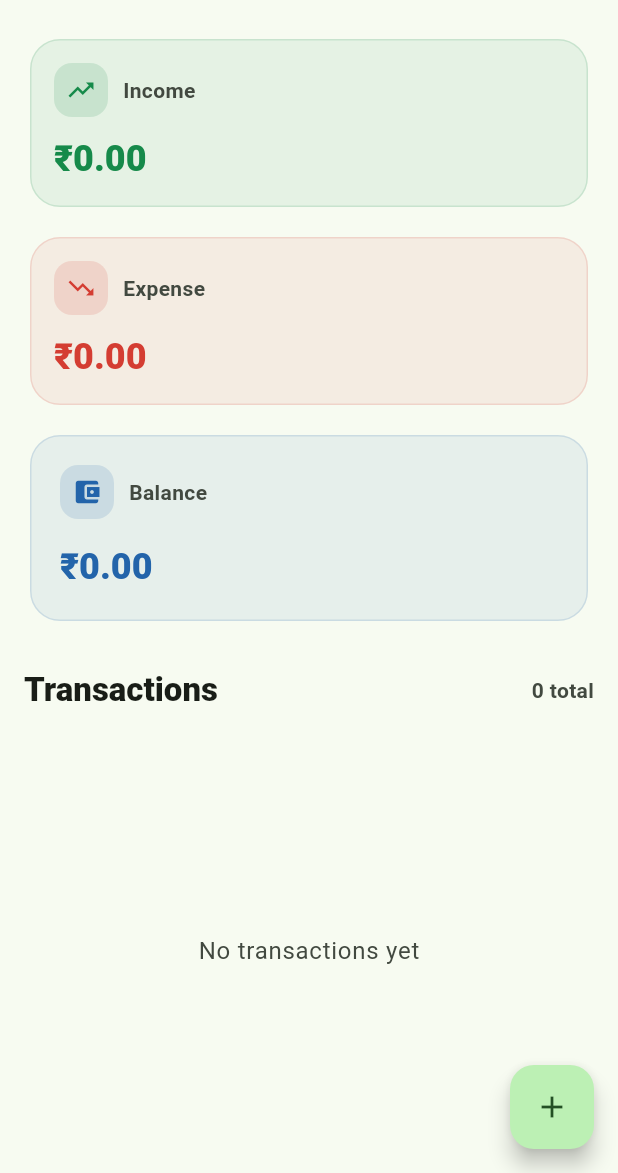
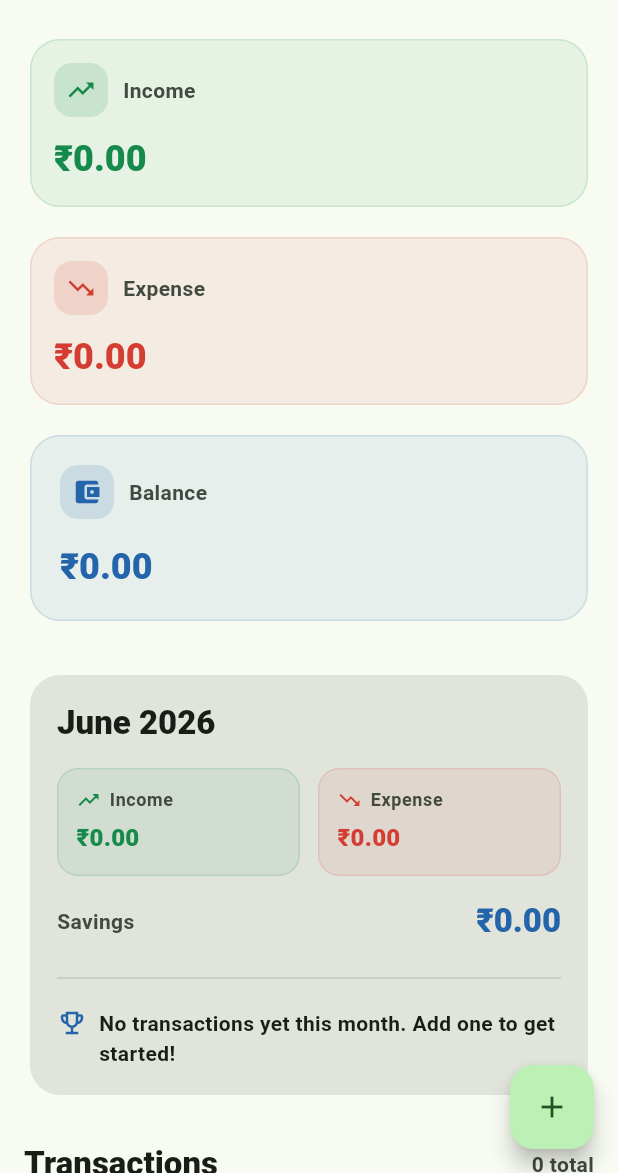
Before and after one commit to RiyaSingh-77/money_buddy, a Flutter app: the screen it shows after launch, on a phone screen of 412 x 824 dp, the part 63-1236 px from its top. Run offline on Flutter 3.47's test engine with Material 3 defaults, Android fonts, the phone set to English and light mode, and no system bars; our stand-ins replace fl_chart, hive, hive_flutter; accounts and stored records are empty.

Commit message:
Added transactions breakdown for various categories of expenses

```diff
--- a/lib/screens/home_screen.dart
+++ b/lib/screens/home_screen.dart
@@ -5,6 +5,7 @@ import '../models/transaction_model.dart';
 import '../providers/transaction_provider.dart';
 import 'add_transaction_screen.dart';
 import 'statistics_screen.dart';
+import '../widgets/monthly_summary_widget.dart';
 
 // HomeScreen is a StatelessWidget because the transaction data comes from Provider.
 // The screen itself does not need to own local state.
@@ -76,8 +77,16 @@ class HomeScreen extends StatelessWidget {
           ),
 
           body: SafeArea(
-            child: Padding(
+            child: CustomScrollView(
+              slivers: [
+                // Everything above the transaction list — summary cards,
+                // balance, and MonthlySummaryWidget — lives in one
+                // SliverToBoxAdapter so it scrolls as part of the same
+                // scroll view as the list below, instead of being a fixed
+                // non-scrolling block that can overflow on smaller screens.
+                SliverPadding(
                   padding: const EdgeInsets.fromLTRB(16, 8, 16, 0),
+                  sliver: SliverToBoxAdapter(
                     child: Column(
                       crossAxisAlignment: CrossAxisAlignment.stretch,
                       children: [
@@ -129,19 +138,29 @@ class HomeScreen extends StatelessWidget {
                           isLarge: true,
                         ),
                         const SizedBox(height: 28),
+
+                        // MonthlySummaryWidget reads from the provider on
+                        // its own, so no data needs to be passed in here.
+                        const MonthlySummaryWidget(),
+                        const SizedBox(height: 28),
                         Row(
                           mainAxisAlignment: MainAxisAlignment.spaceBetween,
                           children: [
                             Text(
                               'Transactions',
-                        style:
-                            Theme.of(context).textTheme.titleLarge?.copyWith(
+                              style: Theme.of(context)
+                                  .textTheme
+                                  .titleLarge
+                                  ?.copyWith(
                                     fontWeight: FontWeight.w800,
                                   ),
                             ),
                             Text(
                               '${transactions.length} total',
-                        style: Theme.of(context).textTheme.bodyMedium?.copyWith(
+                              style: Theme.of(context)
+                                  .textTheme
+                                  .bodyMedium
+                                  ?.copyWith(
                                     color: Theme.of(context)
                                         .colorScheme
                                         .onSurfaceVariant,
@@ -151,9 +170,20 @@ class HomeScreen extends StatelessWidget {
                           ],
                         ),
                         const SizedBox(height: 12),
-                  Expanded(
-                    child: transactions.isEmpty
-                        ? Center(
+                      ],
+                    ),
+                  ),
+                ),
+
+                // Transaction list (or empty state) as its own sliver, so
+                // it scrolls in the same gesture as the header above
+                // rather than needing its own separate scrollable area.
+                if (transactions.isEmpty)
+                  SliverFillRemaining(
+                    hasScrollBody: false,
+                    child: Padding(
+                      padding: const EdgeInsets.only(top: 40),
+                      child: Center(
                         child: Text(
                           'No transactions yet',
                           style: Theme.of(context)
@@ -165,21 +195,26 @@ class HomeScreen extends StatelessWidget {
                                     .onSurfaceVariant,
                               ),
                         ),
+                      ),
+                    ),
                   )
-                        : ListView.builder(
-                            padding: const EdgeInsets.only(bottom: 96),
-                            itemCount: transactions.length,
-                            itemBuilder: (context, index) {
+                else
+                  SliverPadding(
+                    padding: const EdgeInsets.fromLTRB(16, 0, 16, 96),
+                    sliver: SliverList(
+                      delegate: SliverChildBuilderDelegate(
+                        (context, index) {
                           final transaction = transactions[index];
 
                           return _TransactionTile(
                             transaction: transaction,
                           );
                         },
+                        childCount: transactions.length,
+                      ),
                     ),
                   ),
               ],
-              ),
             ),
           ),
         );
--- /dev/null
+++ b/lib/widgets/monthly_summary_widget.dart
@@ -0,0 +1,289 @@
+import 'package:flutter/material.dart';
+import 'package:provider/provider.dart';
+
+import '../models/transaction_model.dart';
+import '../providers/transaction_provider.dart';
+
+// MonthlySummaryWidget is a small, self-contained, reusable widget that
+// reads straight from TransactionProvider via Consumer. Because it listens
+// to the provider itself, it can be dropped into any screen (HomeScreen,
+// StatisticsScreen, its own screen, etc.) with zero extra wiring — it always
+// shows up-to-date numbers for the current month, and rebuilds automatically
+// whenever a transaction is added, edited, or deleted.
+class MonthlySummaryWidget extends StatelessWidget {
+  const MonthlySummaryWidget({super.key});
+
+  // Plain English names for DateTime.month (1-12), used since the intl
+  // package isn't a dependency of this project.
+  static const List<String> _monthNames = [
+    'January',
+    'February',
+    'March',
+    'April',
+    'May',
+    'June',
+    'July',
+    'August',
+    'September',
+    'October',
+    'November',
+    'December',
+  ];
+
+  // Builds an encouraging or cautionary message based on how the month
+  // is going. Keeping this as its own method makes the logic easy to
+  // read and easy to tweak independently of the layout code below.
+  String _motivationalMessage(double income, double expense, double savings) {
+    if (income == 0 && expense == 0) {
+      return 'No transactions yet this month. Add one to get started!';
+    }
+
+    if (income == 0) {
+      return 'No income recorded yet this month — keep an eye on those expenses.';
+    }
+
+    if (savings < 0) {
+      return 'You spent more than you earned this month. Let\'s tighten the budget next month.';
+    }
+
+    if (savings == 0) {
+      return 'You broke even this month. Try saving a little next month!';
+    }
+
+    // savings > 0 from here on.
+    final savingsRate = savings / income;
+
+    if (savingsRate >= 0.3) {
+      return 'Amazing! You saved over 30% of your income this month. Keep it up!';
+    }
+
+    if (savingsRate >= 0.1) {
+      return 'Nice work! You\'re building healthy savings habits this month.';
+    }
+
+    return 'You saved a little this month. Every bit adds up!';
+  }
+
+  @override
+  Widget build(BuildContext context) {
+    // Consumer listens to TransactionProvider directly, so this widget
+    // refreshes on its own whenever the provider's data changes.
+    return Consumer<TransactionProvider>(
+      builder: (context, transactionProvider, child) {
+        final now = DateTime.now();
+        final selectedMonth = now.month;
+        final selectedYear = now.year;
+
+        final transactions = transactionProvider.transactions;
+
+        // Only transactions from the current month and year are included.
+        final monthlyTransactions = transactions.where((transaction) {
+          return transaction.date.month == selectedMonth &&
+              transaction.date.year == selectedYear;
+        }).toList();
+
+        // Income total: keep only income transactions, add their amounts.
+        final incomeTotal = monthlyTransactions
+            .where(
+              (transaction) => transaction.type == TransactionType.income,
+            )
+            .fold<double>(
+              0,
+              (total, transaction) => total + transaction.amount,
+            );
+
+        // Expense total: keep only expense transactions, add their amounts.
+        final expenseTotal = monthlyTransactions
+            .where(
+              (transaction) => transaction.type == TransactionType.expense,
+            )
+            .fold<double>(
+              0,
+              (total, transaction) => total + transaction.amount,
+            );
+
+        // Savings = income - expense.
+        final savings = incomeTotal - expenseTotal;
+
+        final monthName = _monthNames[selectedMonth - 1];
+        final message = _motivationalMessage(incomeTotal, expenseTotal, savings);
+
+        final savingsColor = savings >= 0
+            ? const Color(0xFF2364AA)
+            : const Color(0xFFE07828);
+
+        return Card(
+          elevation: 0,
+          color: Theme.of(context).colorScheme.surfaceContainerHighest,
+          shape: RoundedRectangleBorder(
+            borderRadius: BorderRadius.circular(20),
+          ),
+          child: Padding(
+            padding: const EdgeInsets.all(18),
+            child: Column(
+              crossAxisAlignment: CrossAxisAlignment.start,
+              children: [
+                Text(
+                  '$monthName $selectedYear',
+                  style: Theme.of(context).textTheme.titleLarge?.copyWith(
+                        fontWeight: FontWeight.w800,
+                      ),
+                ),
+                const SizedBox(height: 16),
+
+                // Income and expense are shown side by side; LayoutBuilder
+                // drops them into a column on very narrow widths instead.
+                LayoutBuilder(
+                  builder: (context, constraints) {
+                    final useRow = constraints.maxWidth >= 320;
+
+                    final incomeTile = _AmountTile(
+                      label: 'Income',
+                      amount: incomeTotal,
+                      color: const Color(0xFF168A4A),
+                      icon: Icons.trending_up,
+                    );
+
+                    final expenseTile = _AmountTile(
+                      label: 'Expense',
+                      amount: expenseTotal,
+                      color: const Color(0xFFD43D32),
+                      icon: Icons.trending_down,
+                    );
+
+                    if (useRow) {
+                      return Row(
+                        children: [
+                          Expanded(child: incomeTile),
+                          const SizedBox(width: 12),
+                          Expanded(child: expenseTile),
+                        ],
+                      );
+                    }
+
+                    return Column(
+                      children: [
+                        incomeTile,
+                        const SizedBox(height: 12),
+                        expenseTile,
+                      ],
+                    );
+                  },
+                ),
+                const SizedBox(height: 16),
+
+                // Savings gets its own full-width row since it's the
+                // headline number for the month.
+                Row(
+                  mainAxisAlignment: MainAxisAlignment.spaceBetween,
+                  children: [
+                    Text(
+                      'Savings',
+                      style: Theme.of(context).textTheme.bodyMedium?.copyWith(
+                            fontWeight: FontWeight.w700,
+                            color: Theme.of(context)
+                                .colorScheme
+                                .onSurfaceVariant,
+                          ),
+                    ),
+                    Text(
+                      '₹${savings.toStringAsFixed(2)}',
+                      style: Theme.of(context).textTheme.titleLarge?.copyWith(
+                            color: savingsColor,
+                            fontWeight: FontWeight.w900,
+                          ),
+                    ),
+                  ],
+                ),
+                const SizedBox(height: 16),
+                Divider(
+                  color: Theme.of(context).colorScheme.outlineVariant,
+                ),
+                const SizedBox(height: 12),
+
+                // Motivational message gives the numbers some context and
+                // encouragement, rather than just raw figures.
+                Row(
+                  crossAxisAlignment: CrossAxisAlignment.start,
+                  children: [
+                    Icon(
+                      savings >= 0
+                          ? Icons.emoji_events_outlined
+                          : Icons.lightbulb_outline,
+                      color: savingsColor,
+                      size: 20,
+                    ),
+                    const SizedBox(width: 8),
+                    Expanded(
+                      child: Text(
+                        message,
+                        style:
+                            Theme.of(context).textTheme.bodyMedium?.copyWith(
+                                  fontWeight: FontWeight.w600,
+                                ),
+                      ),
+                    ),
+                  ],
+                ),
+              ],
+            ),
+          ),
+        );
+      },
+    );
+  }
+}
+
+// Small private widget that displays one labeled amount with an icon,
+// used for the income and expense tiles above.
+class _AmountTile extends StatelessWidget {
+  const _AmountTile({
+    required this.label,
+    required this.amount,
+    required this.color,
+    required this.icon,
+  });
+
+  final String label;
+  final double amount;
+  final Color color;
+  final IconData icon;
+
+  @override
+  Widget build(BuildContext context) {
+    return Container(
+      padding: const EdgeInsets.all(12),
+      decoration: BoxDecoration(
+        color: color.withOpacity(0.08),
+        borderRadius: BorderRadius.circular(14),
+        border: Border.all(color: color.withOpacity(0.14)),
+      ),
+      child: Column(
+        crossAxisAlignment: CrossAxisAlignment.start,
+        children: [
+          Row(
+            children: [
+              Icon(icon, color: color, size: 16),
+              const SizedBox(width: 6),
+              Text(
+                label,
+                style: Theme.of(context).textTheme.bodySmall?.copyWith(
+                      fontWeight: FontWeight.w700,
+                      color: Theme.of(context).colorScheme.onSurfaceVariant,
+                    ),
+              ),
+            ],
+          ),
+          const SizedBox(height: 6),
+          Text(
+            '₹${amount.toStringAsFixed(2)}',
+            style: Theme.of(context).textTheme.titleMedium?.copyWith(
+                  color: color,
+                  fontWeight: FontWeight.w900,
+                ),
+          ),
+        ],
+      ),
+    );
+  }
+}
```
Also changed, not shown: lib/screens/statistics_screen.dart (+27 -0 lines), lib/widgets/transactions_pie_chart_widget.dart (added, +175 -0 lines). Lines whose indentation alone changed are shown as unchanged.
